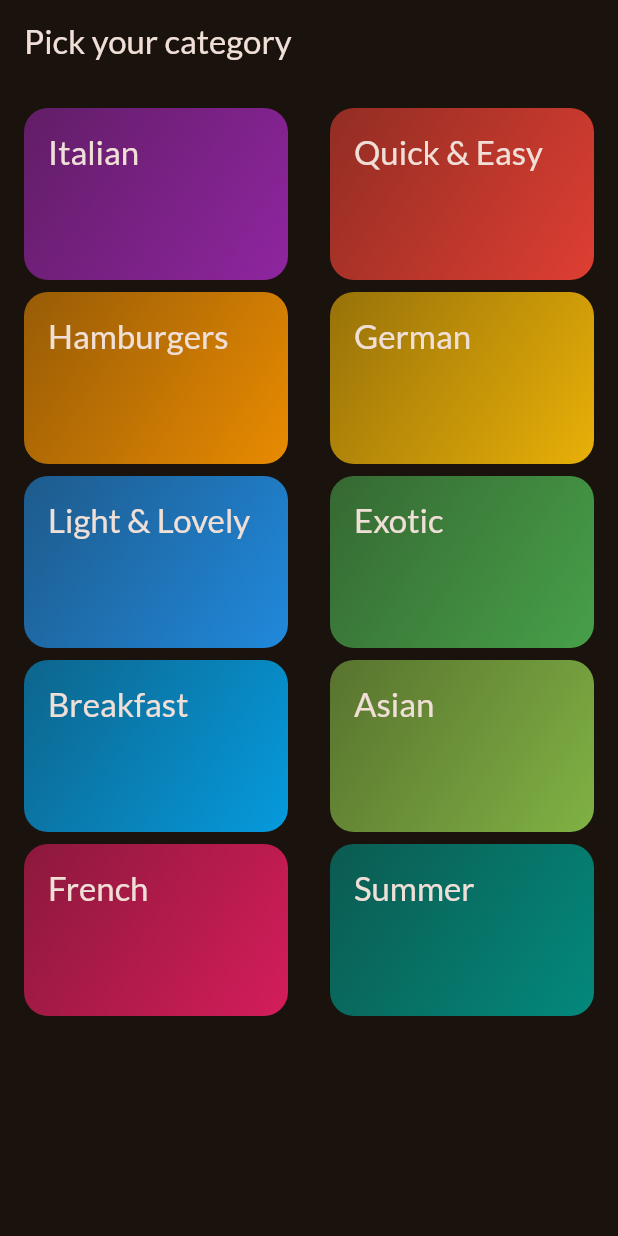
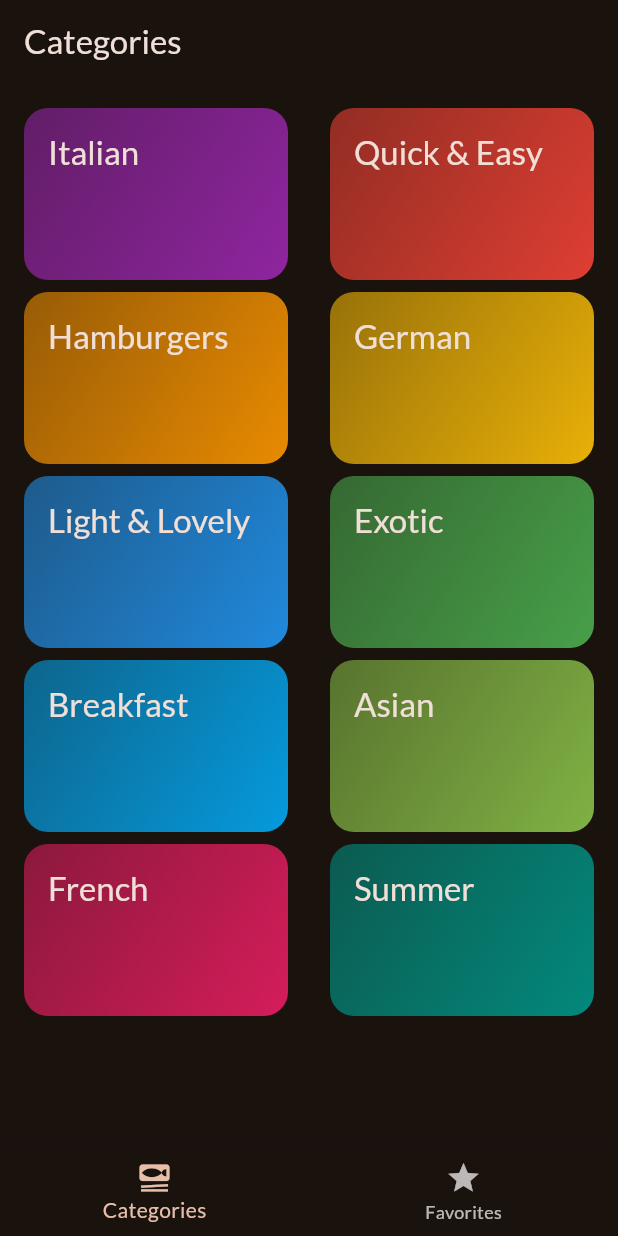
Before and after one commit to balazs1396/meals-app, a Flutter app: the screen it shows after launch, on a phone screen of 412 x 824 dp. Run offline on Flutter 3.47's test engine with Material 3 defaults, Android fonts, the phone set to English and light mode, and no system bars; our stand-ins replace google_fonts, transparent_image.

Commit message:
Add categories & favorites tabs

```diff
--- a/lib/main.dart
+++ b/lib/main.dart
@@ -1,7 +1,7 @@
 import 'package:flutter/material.dart';
 
 import 'package:google_fonts/google_fonts.dart';
-import 'package:meals/screens/categories.dart';
+import 'package:meals/screens/tabs.dart';
 
 final theme = ThemeData(
   useMaterial3: true,
@@ -23,7 +23,7 @@ class App extends StatelessWidget {
   Widget build(BuildContext context) {
     return MaterialApp(
       theme: theme,
-      home: CategoriesScreen()
+      home: TabsScreen()
     );
   }
 }
--- a/lib/screens/categories.dart
+++ b/lib/screens/categories.dart
@@ -22,9 +22,7 @@ class CategoriesScreen extends StatelessWidget {
 
   @override
   Widget build(BuildContext context) {
-    return Scaffold(
-      appBar: AppBar(title: const Text('Pick your category')),
-      body: GridView(
+    return GridView(
         padding: EdgeInsets.all(12),
         gridDelegate: SliverGridDelegateWithFixedCrossAxisCount(
           crossAxisCount: 2,
@@ -41,7 +39,6 @@ class CategoriesScreen extends StatelessWidget {
             ),
           ),
         ],
-      ),
     );
   }
 }
--- /dev/null
+++ b/lib/screens/tabs.dart
@@ -0,0 +1,50 @@
+import 'package:flutter/material.dart';
+import 'package:meals/main.dart';
+import 'package:meals/screens/categories.dart';
+import 'package:meals/screens/meals.dart';
+
+class TabsScreen extends StatefulWidget {
+  const TabsScreen({super.key});
+
+  @override
+  State<TabsScreen> createState() {
+    return _TabsScreenState();
+  }
+}
+
+class _TabsScreenState extends State<TabsScreen> {
+  int _selectedPgeIndex = 0;
+
+  void _selectPage(int page) {
+    setState(() {
+      _selectedPgeIndex = page;
+    });
+  }
+
+  @override
+  Widget build(BuildContext context) {
+    Widget activePage = const CategoriesScreen();
+    String activePageTitle = 'Categories';
+
+    if (_selectedPgeIndex == 1) {
+      activePage = MealsScreen(title: 'Favorites', meals: []);
+      activePageTitle = 'Your favorites';
+    }
+
+    return Scaffold(
+      appBar: AppBar(title: Text(activePageTitle)),
+      body: activePage,
+      bottomNavigationBar: BottomNavigationBar(
+        onTap: (index) {_selectPage(index);},
+        currentIndex: _selectedPgeIndex,
+        items: [
+          BottomNavigationBarItem(
+            icon: Icon(Icons.set_meal),
+            label: 'Categories',
+          ),
+          BottomNavigationBarItem(icon: Icon(Icons.star), label: 'Favorites'),
+        ],
+      ),
+    );
+  }
+}
```
